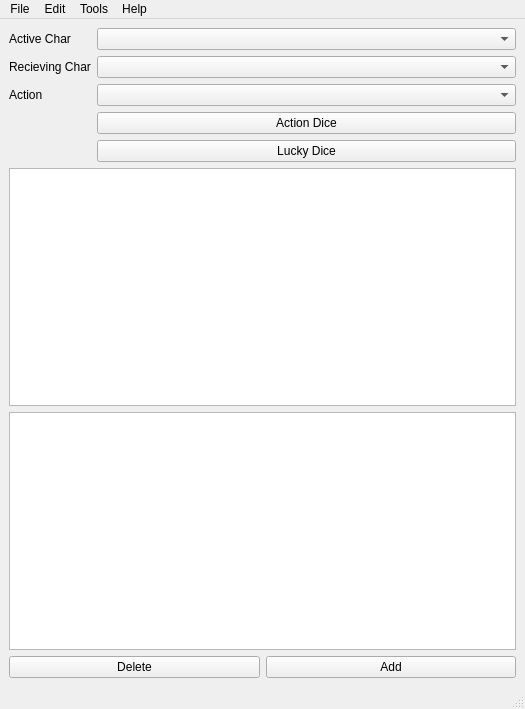
Old version of the form GHM_MainWindow.ui in the repository ShadeAnimator/GMHelper.
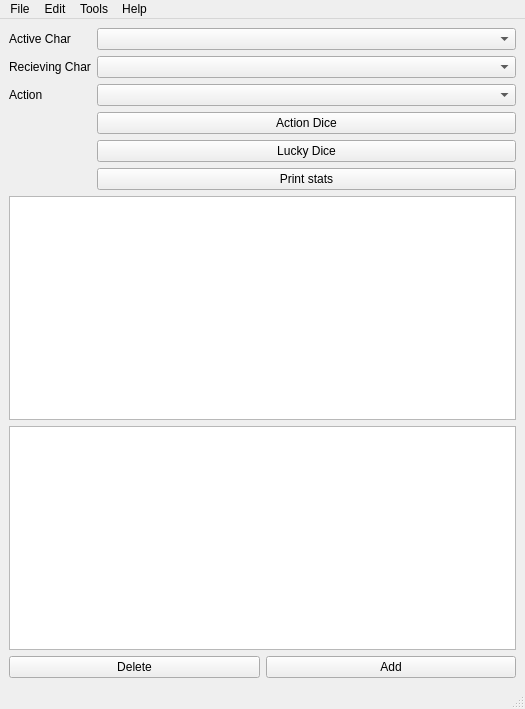
New version of the form.

The edit to the form file:
```diff
--- a/GHM_MainWindow.ui
+++ b/GHM_MainWindow.ui
@@ -81,6 +81,13 @@
           </property>
          </widget>
         </item>
+        <item row="7" column="1">
+         <widget class="QPushButton" name="printStatsButton">
+          <property name="text">
+           <string>Print stats</string>
+          </property>
+         </widget>
+        </item>
        </layout>
       </item>
       <item row="4" column="0">
```
